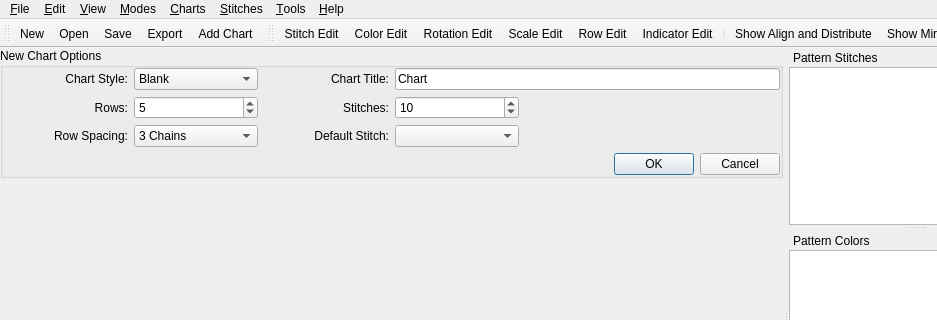
iPenguin/CrochetCharts, file src/mainwindow.ui: the form before one commit; both pictures show x 0 to 937 and y 0 to 320 of the 1045 by 592 pixel window.
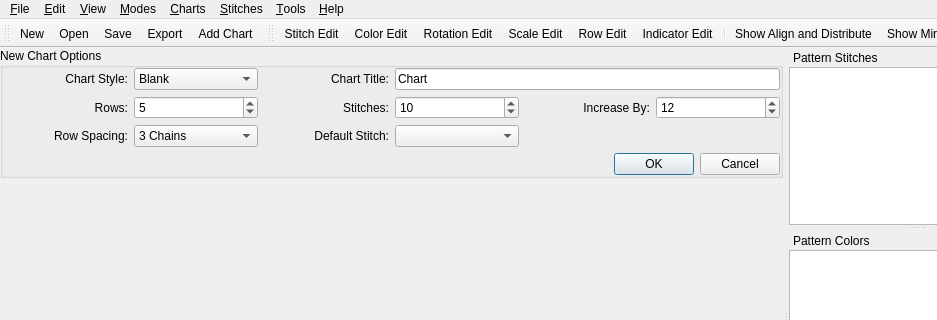
The form after the commit. Icons and pictures are not drawn.

Commit message:
Closes 110 - Allow the user to select the increase by on Rounds
Also make the labels  reflect the proper terms for Rounds

```diff
--- a/src/mainwindow.ui
+++ b/src/mainwindow.ui
@@ -166,7 +166,7 @@
           </widget>
          </item>
          <item row="1" column="0">
-          <widget class="QLabel" name="label">
+          <widget class="QLabel" name="rowsLbl">
            <property name="text">
             <string>Rows:</string>
            </property>
@@ -243,6 +243,29 @@
            </property>
           </widget>
          </item>
+         <item row="1" column="5">
+          <widget class="QSpinBox" name="increaseBy">
+           <property name="minimum">
+            <number>0</number>
+           </property>
+           <property name="value">
+            <number>12</number>
+           </property>
+          </widget>
+         </item>
+         <item row="1" column="4">
+          <widget class="QLabel" name="label">
+           <property name="text">
+            <string>Increase By:</string>
+           </property>
+           <property name="alignment">
+            <set>Qt::AlignRight|Qt::AlignTrailing|Qt::AlignVCenter</set>
+           </property>
+           <property name="buddy">
+            <cstring>increaseBy</cstring>
+           </property>
+          </widget>
+         </item>
         </layout>
        </widget>
       </item>
```
Left out of the diff: 9 changed lines with no effect on the pictures. The commit also changes 7 other files.
